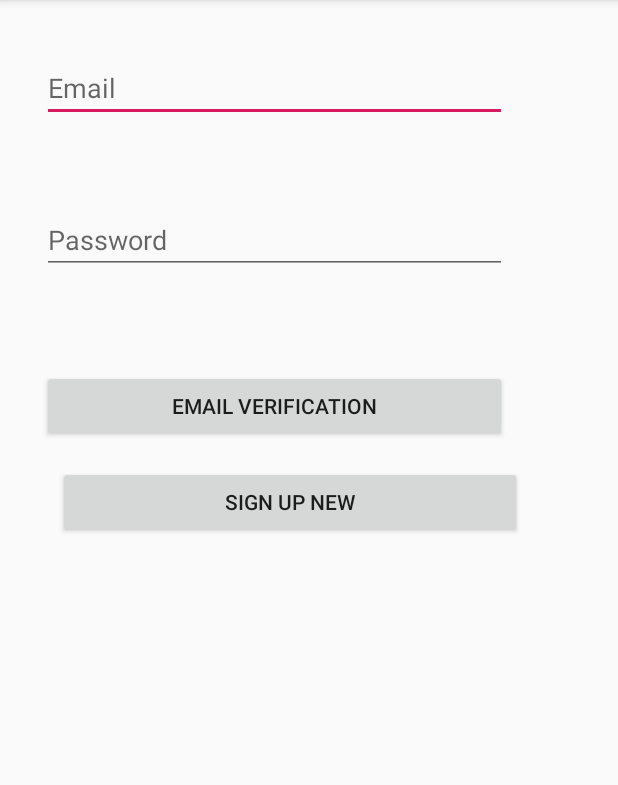
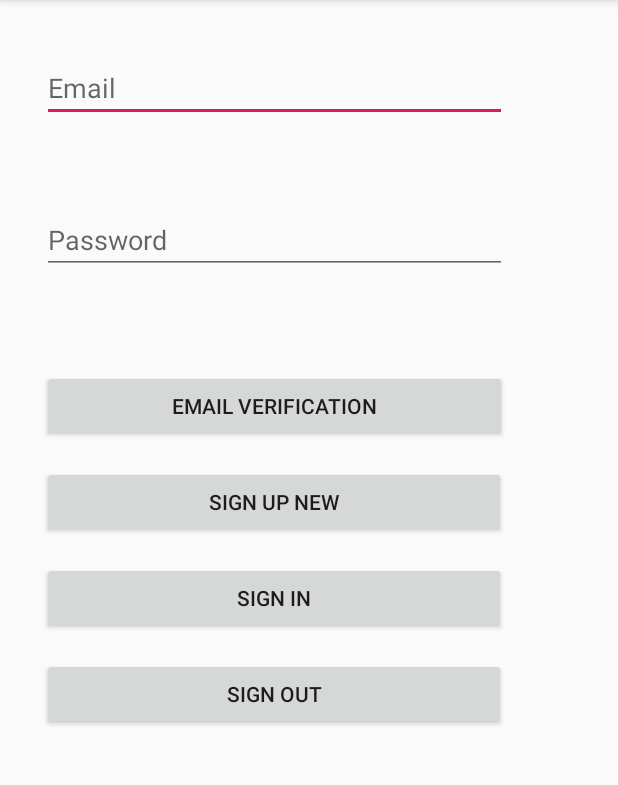
Before and after one commit to Avishka0303/Android_Firebase_authontication, an Android app: the screen it shows after launch (MainActivity), on a phone screen of 412 x 824 dp, the part 84-869 px from its top. Run offline under Robolectric (Android 15) with nearby library versions, the phone set to English and light mode, and no system bars; our stand-ins replace Firebase (no records; nobody signed in at launch, a user with empty details on screens opened directly).

Commit message:
GUI updated with new 2 buttons.

```diff
--- a/app/src/main/res/layout/activity_main.xml
+++ b/app/src/main/res/layout/activity_main.xml
@@ -44,12 +44,29 @@
         android:id="@+id/signNewbtn"
         android:layout_width="309dp"
         android:layout_height="wrap_content"
-        android:layout_marginStart="8dp"
+        android:layout_marginStart="28dp"
         android:layout_marginTop="16dp"
-        android:layout_marginEnd="8dp"
         android:text="Sign up new"
-        app:layout_constraintEnd_toEndOf="parent"
-        app:layout_constraintHorizontal_bias="0.355"
         app:layout_constraintStart_toStartOf="parent"
         app:layout_constraintTop_toBottomOf="@+id/everifyBtn" />
+
+    <Button
+        android:id="@+id/signInbtn"
+        android:layout_width="309dp"
+        android:layout_height="wrap_content"
+        android:layout_marginStart="28dp"
+        android:layout_marginTop="16dp"
+        android:text="Sign in"
+        app:layout_constraintStart_toStartOf="parent"
+        app:layout_constraintTop_toBottomOf="@+id/signNewbtn" />
+
+    <Button
+        android:id="@+id/signOutbtn"
+        android:layout_width="309dp"
+        android:layout_height="wrap_content"
+        android:layout_marginStart="28dp"
+        android:layout_marginTop="16dp"
+        android:text="Sign out"
+        app:layout_constraintStart_toStartOf="parent"
+        app:layout_constraintTop_toBottomOf="@+id/signInbtn" />
 </android.support.constraint.ConstraintLayout>
```
